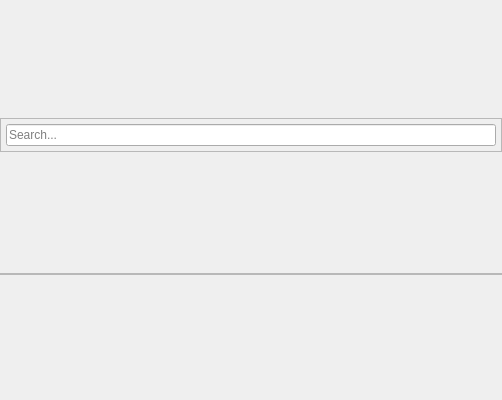
Qt form dev/Gems/ScriptCanvas/Code/Editor/View/Widgets/NodePalette.ui (aws/lumberyard) before a commit.
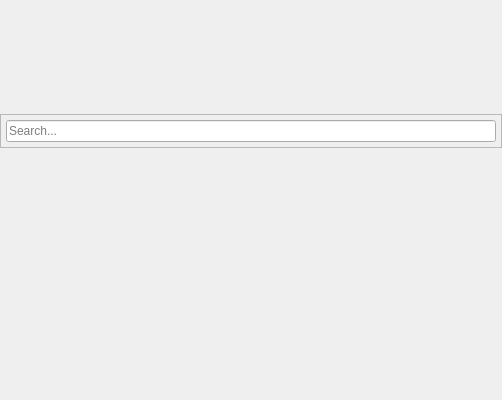
The same form after that commit. Custom widgets are drawn as their Qt base class.

Diff of the .ui file:
```diff
--- a/dev/Gems/ScriptCanvas/Code/Editor/View/Widgets/NodePalette.ui
+++ b/dev/Gems/ScriptCanvas/Code/Editor/View/Widgets/NodePalette.ui
@@ -87,21 +87,21 @@
         <verstretch>0</verstretch>
        </sizepolicy>
       </property>
-      <property name="layoutDirection">
-       <enum>Qt::RightToLeft</enum>
-      </property>
       <property name="frameShape">
-       <enum>QFrame::StyledPanel</enum>
+       <enum>QFrame::NoFrame</enum>
       </property>
       <property name="frameShadow">
-       <enum>QFrame::Raised</enum>
+       <enum>QFrame::Plain</enum>
+      </property>
+      <property name="lineWidth">
+       <number>0</number>
       </property>
       <layout class="QVBoxLayout" name="verticalLayout_2">
        <property name="spacing">
         <number>0</number>
        </property>
        <property name="leftMargin">
-        <number>16</number>
+        <number>4</number>
        </property>
        <property name="topMargin">
         <number>0</number>
@@ -112,6 +112,19 @@
        <property name="bottomMargin">
         <number>0</number>
        </property>
+       <item>
+        <widget class="ScriptCanvasEditor::Widget::AutoElidingLabel" name="m_categoryLabel">
+         <property name="sizePolicy">
+          <sizepolicy hsizetype="Expanding" vsizetype="Fixed">
+           <horstretch>0</horstretch>
+           <verstretch>0</verstretch>
+          </sizepolicy>
+         </property>
+         <property name="text">
+          <string/>
+         </property>
+        </widget>
+       </item>
       </layout>
      </widget>
     </item>
@@ -121,6 +134,13 @@
    </layout>
   </widget>
  </widget>
+ <customwidgets>
+  <customwidget>
+   <class>ScriptCanvasEditor::Widget::AutoElidingLabel</class>
+   <extends>QLabel</extends>
+   <header>Editor/View/Widgets/AutoElidingLabel.h</header>
+  </customwidget>
+ </customwidgets>
  <resources/>
  <connections/>
 </ui>
```
Left out of the diff: 2 changed lines with no effect on the pictures.
